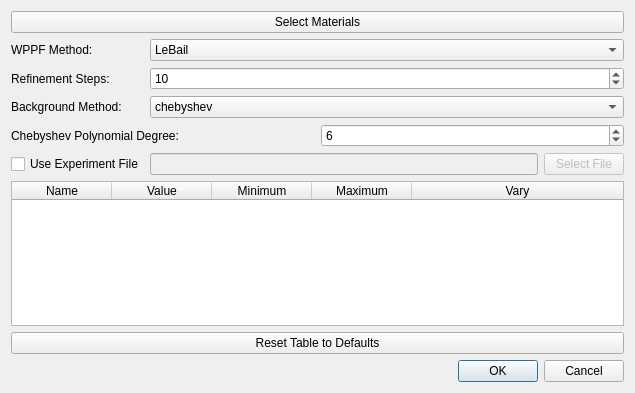
Qt form hexrd/ui/resources/ui/wppf_options_dialog.ui (HEXRD/hexrdgui) before a commit.
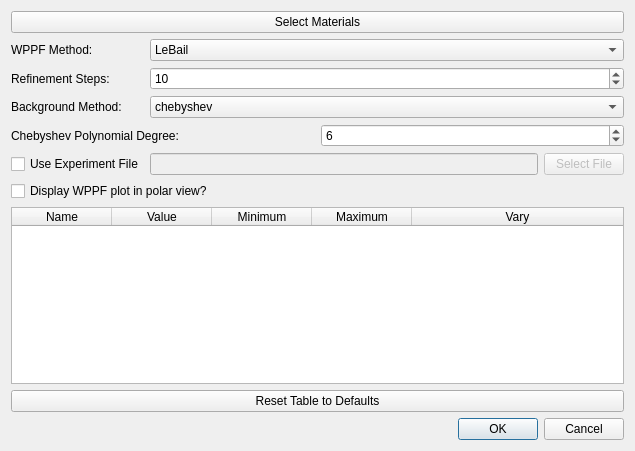
The same form after that commit.

Commit message:
Add toggle option for displaying WPPF plot
This can be used to prevent live updates of the plot, or to simply
remove it from the display. Even after performing a WPPF operation
with the plot visible, the user can re-open the WPPF dialog and toggle
it off, and it will be removed from the display.

Patch:
```diff
--- a/hexrd/ui/resources/ui/wppf_options_dialog.ui
+++ b/hexrd/ui/resources/ui/wppf_options_dialog.ui
@@ -7,7 +7,7 @@
     <x>0</x>
     <y>0</y>
     <width>635</width>
-    <height>393</height>
+    <height>451</height>
    </rect>
   </property>
   <layout class="QGridLayout" name="gridLayout_2">
@@ -186,6 +186,13 @@
      </property>
     </widget>
    </item>
+   <item row="6" column="0" colspan="2">
+    <widget class="QCheckBox" name="display_wppf_plot">
+     <property name="text">
+      <string>Display WPPF plot in polar view?</string>
+     </property>
+    </widget>
+   </item>
   </layout>
  </widget>
  <tabstops>
```
Left out of the diff: 1 changed line with no effect on the pictures. The commit also changes 3 other files.
